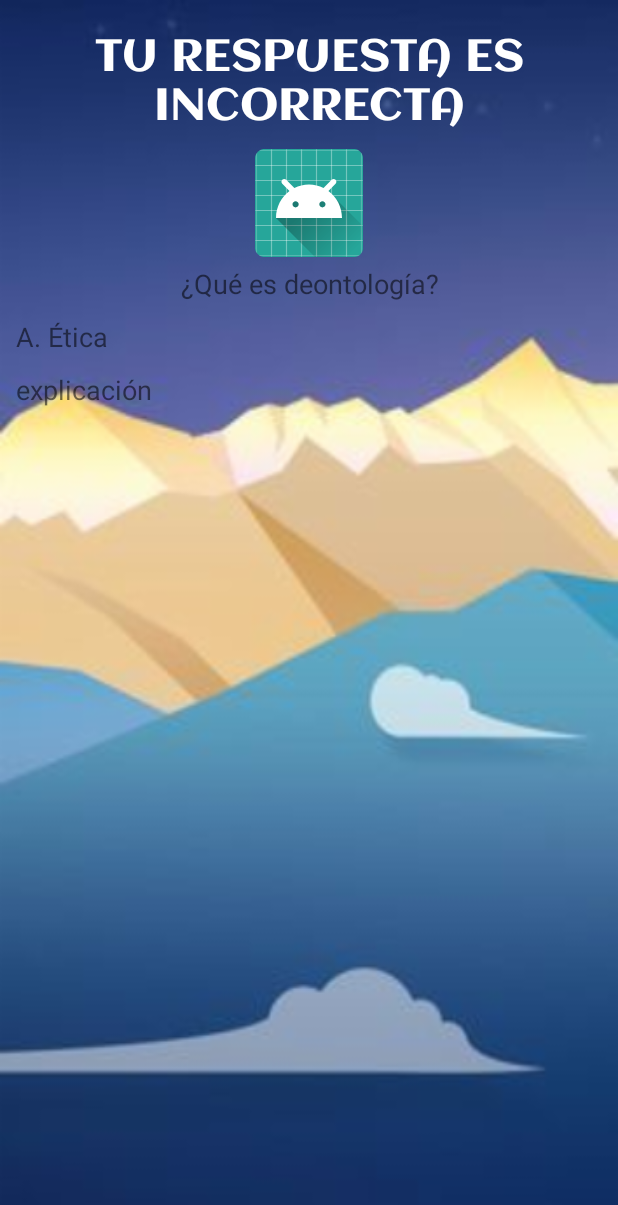
After one commit to gguatibonza08/Deontologia, an Android app: the fragment IncorrectoFragment shown on its own in the app's theme, on a phone screen of 412 x 824 dp. The commit adds this screen. Shown: the top 1205 px of the screen. Run offline under Robolectric (Android 15) with nearby library versions, the phone set to English and light mode, and no system bars.

Commit message:
fragments

```diff
--- a/app/build.gradle
+++ b/app/build.gradle
@@ -24,6 +24,7 @@ dependencies {
     implementation 'com.android.support.constraint:constraint-layout:1.0.2'
     implementation 'com.android.support:design:27.1.1'
     implementation 'com.android.support:cardview-v7:27.1.1'
+    implementation 'com.android.support:support-v4:27.1.1'
     testImplementation 'junit:junit:4.12'
     androidTestImplementation 'com.android.support.test:runner:1.0.1'
     androidTestImplementation 'com.android.support.test.espresso:espresso-core:3.0.1'
--- /dev/null
+++ b/app/src/main/java/co/com/gguatibonza/deontologia/IncorrectoFragment.java
@@ -0,0 +1,29 @@
+package co.com.gguatibonza.deontologia;
+
+
+import android.os.Bundle;
+import android.support.v4.app.Fragment;
+import android.view.LayoutInflater;
+import android.view.View;
+import android.view.ViewGroup;
+
+
+/**
+ * A simple {@link Fragment} subclass.
+ */
+public class IncorrectoFragment extends Fragment {
+
+
+    public IncorrectoFragment() {
+        // Required empty public constructor
+    }
+
+
+    @Override
+    public View onCreateView(LayoutInflater inflater, ViewGroup container,
+                             Bundle savedInstanceState) {
+        // Inflate the layout for this fragment
+        return inflater.inflate(R.layout.fragment_incorrecto, container, false);
+    }
+
+}
--- /dev/null
+++ b/app/src/main/res/layout/fragment_incorrecto.xml
@@ -0,0 +1,60 @@
+<FrameLayout
+    xmlns:android="http://schemas.android.com/apk/res/android"
+    xmlns:tools="http://schemas.android.com/tools"
+    android:layout_width="match_parent"
+    android:layout_height="match_parent"
+    android:background="@drawable/lands"
+    tools:context="co.com.gguatibonza.deontologia.IncorrectoFragment">
+
+    <!-- TODO: Update blank fragment layout -->
+
+    <LinearLayout
+        android:orientation="vertical"
+        android:layout_width="match_parent"
+        android:layout_height="match_parent"
+        android:padding="5dp">
+
+    <TextView
+        android:layout_width="match_parent"
+        android:layout_height="wrap_content"
+        android:text="@string/respuestaIncorrecta"
+        android:textSize="30dp"
+        android:fontFamily="@font/aclonica"
+        android:gravity="center"
+        android:textColor="#FFFFFF"
+        android:layout_marginTop="10dp"
+        android:layout_marginBottom="10dp"/>
+
+        <ImageView
+            android:id="@+id/imageView3"
+            android:layout_width="wrap_content"
+            android:layout_height="wrap_content"
+            android:layout_gravity="center"
+            android:src="@mipmap/ic_launcher" />
+
+        <TextView
+            android:layout_width="match_parent"
+            android:layout_height="wrap_content"
+            android:text="@string/preguntaprueba"
+            android:textSize="18dp"
+            android:gravity="center"
+            android:layout_margin="5dp"/>
+
+        <TextView
+        android:layout_width="match_parent"
+        android:layout_height="wrap_content"
+        android:text="@string/etica"
+        android:textSize="18dp"
+        android:layout_margin="5dp"/>
+
+        <TextView
+            android:layout_width="match_parent"
+            android:layout_height="wrap_content"
+            android:text="explicación"
+            android:textSize="18dp"
+            android:layout_margin="5dp"/>
+
+
+    </LinearLayout>
+
+</FrameLayout>
--- a/app/src/main/res/values/strings.xml
+++ b/app/src/main/res/values/strings.xml
@@ -1,11 +1,8 @@
 <resources>
-
-
     <string name="gk">Gian Guatibonza</string>
     <string name="nandy">Luisa Chacón</string>
     <string name="kolarte">Kevin Olarte</string>
     <string name="leo">Leonardo Angulo</string>
-
     <string name="app_name">Deontologia</string>
     <string name="nombreJuego">INGENIEROS AL PODER</string>
     <string name="iniciar">Iniciar Juego</string>
@@ -20,6 +17,9 @@
     <string name="proyección">B. Proyección</string>
     <string name="analisis">C. Análisis</string>
     <string name="aspiracion">D. Aspiración</string>
+    <string name="respuestaCorrecta">TU RESPUESTA ES CORRECTA</string>
+    <string name="respuestaIncorrecta">TU RESPUESTA ES INCORRECTA</string>
     <string name="textoPor">Esta APP fue pensada para educar a los alumnos de Ingenieria de sistemas que estan cursando los primeros semestres de sus carrera sobre temas relacionados con la etica profesional.</string>
     <string name="todo">TODO</string>
+
 </resources>
```
Also changed, not shown: app/src/main/java/co/com/gguatibonza/deontologia/CorrectaFragment.java (added, +29 -0 lines), app/src/main/java/co/com/gguatibonza/deontologia/PreguntaFragment.java (added, +29 -0 lines), app/src/main/res/layout/fragment_correcta.xml (added, +27 -0 lines), app/src/main/res/layout/fragment_pregunta.xml (added, +13 -0 lines).
